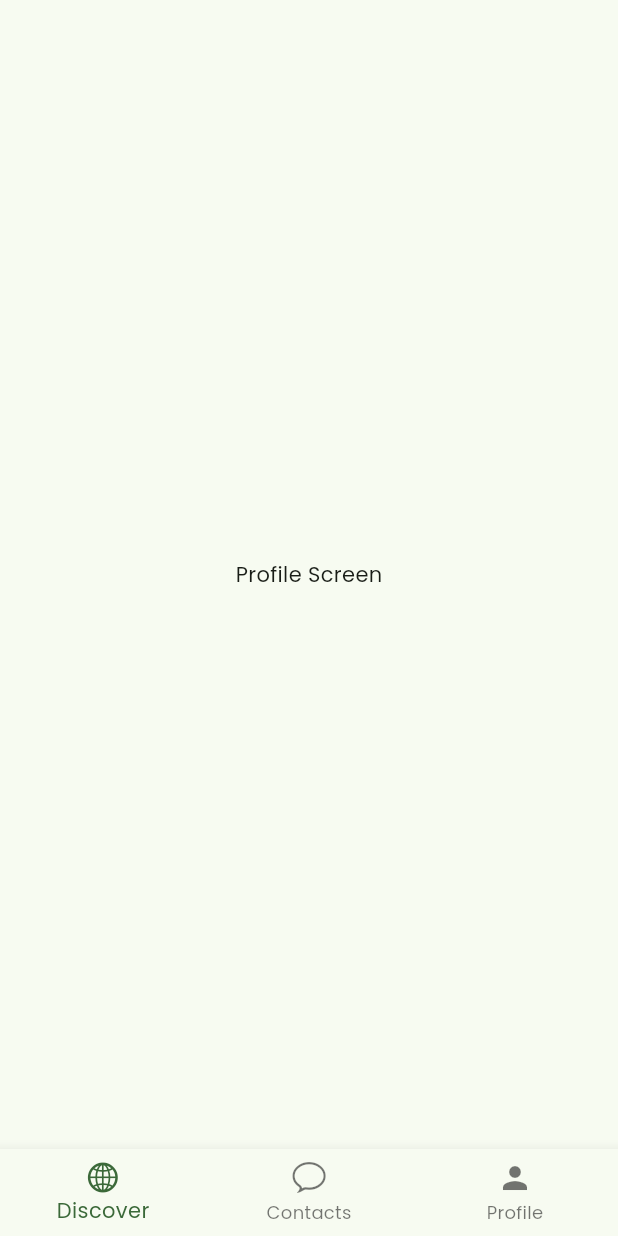
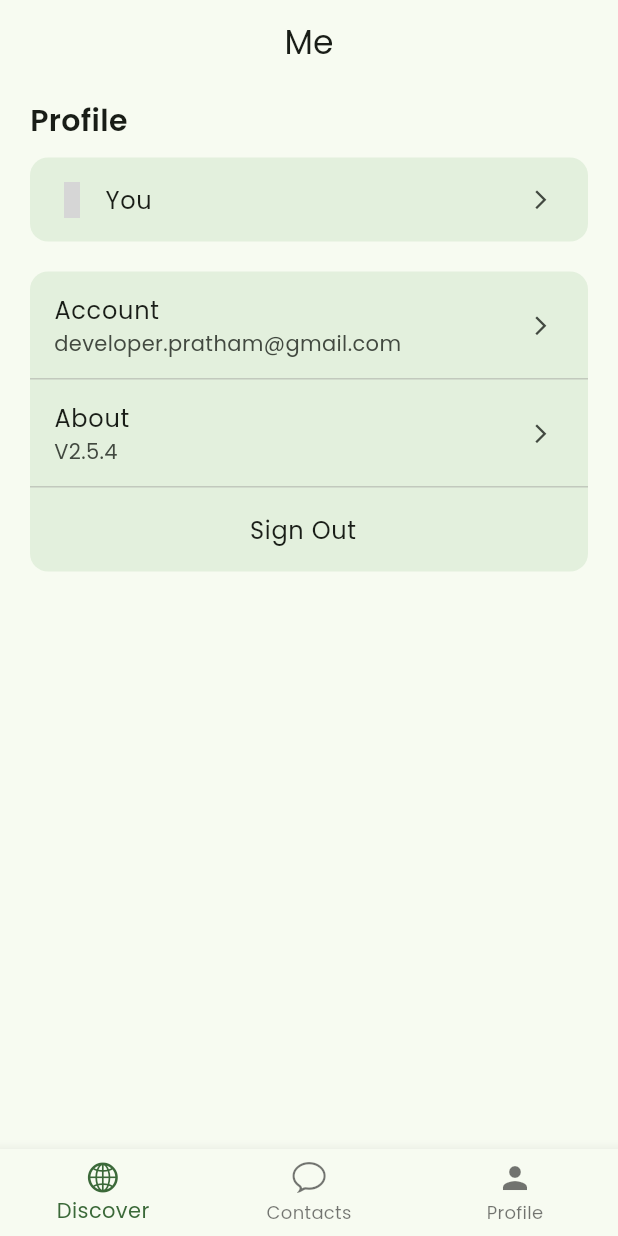
Before and after one commit to pratham-sarankar/twosome_app, a Flutter app: the ProfileScreen screen opened by its route, on a phone screen of 412 x 824 dp. Run offline on Flutter 3.47's test engine with Material 3 defaults, Android fonts, the phone set to English and light mode, and no system bars; our stand-ins replace bloc, bloc_concurrency, connectivity_plus, dartz, equatable, firebase_auth and 8 more; accounts and stored records are empty; network calls fail; grey boxes are pictures that could not be loaded.

Commit message:
Added profile module

```diff
--- a/lib/config/routes/router.dart
+++ b/lib/config/routes/router.dart
@@ -7,6 +7,7 @@ import 'package:twosome_app/features/auth/presentation/bloc/auth_bloc.dart';
 import 'package:twosome_app/features/auth/presentation/screens/forgot_password_screen.dart';
 import 'package:twosome_app/features/auth/presentation/screens/login_screen.dart';
 import 'package:twosome_app/features/auth/presentation/screens/signup_screen.dart';
+import 'package:twosome_app/features/contacts/presentation/screens/contacts_screen.dart';
 import 'package:twosome_app/features/home/presentation/screens/home_screen.dart';
 import 'package:twosome_app/features/profile/presentation/screens/profile_screen.dart';
 import 'package:twosome_app/features/spaces/presentation/screens/discover_screen.dart';
@@ -47,8 +48,17 @@ class AppRouter {
             builder: (context, state) => DiscoverScreen(),
           ),
           GoRoute(
+            path: Routes.contacts,
+            builder: (context, state) => ContactsScreen(),
+          ),
+          GoRoute(
             path: Routes.profile,
-            builder: (context, state) => ProfileScreen(),
+            builder: (context, state) => MultiBlocProvider(
+              providers: [
+                BlocProvider(create: (context) => sl<AuthBloc>()),
+              ],
+              child: ProfileScreen(),
+            ),
           ),
         ],
       ),
@@ -57,7 +67,7 @@ class AppRouter {
     // Redirection Logic
     redirect: (context, state) {
       final isAuthenticated = FirebaseAuth.instance.currentUser != null;
-      final isLoggingIn = state.uri.path == Routes.login;
+      final isLoggingIn = state.uri.path.startsWith(Routes.auth);
 
       // If unauthenticated and not on login/signup, redirect to login
       if (!isAuthenticated && !isLoggingIn) {
@@ -66,13 +76,17 @@ class AppRouter {
 
       // If authenticated and trying to go to login, redirect to /home/discover
       if (isAuthenticated && isLoggingIn) {
-        return Routes
-            .discover; // Redirect authenticated users to /home/discover
+        return Routes.discover;
       }
 
-      // If going to /home (direct access), redirect to /home/spaces
+      // If going to Routes.home, redirect to Routes.discover
       if (state.uri.path == Routes.home) {
-        return Routes.discover; // Redirect /home to /home/spaces
+        return Routes.discover;
+      }
+
+      // If going to Routes.auth, redirect to Routes.login
+      if (state.uri.path == Routes.auth) {
+        return Routes.login;
       }
 
       return null; // No redirection needed
--- a/lib/config/routes/routes.dart
+++ b/lib/config/routes/routes.dart
@@ -1,11 +1,13 @@
 class Routes {
   // Unauthenticated Routes
-  static const String login = '/login';
-  static const String signup = '/signup';
-  static const String forgotPassword = '/forgot-password';
+  static const String auth  = '/auth';
+  static const String login = '$auth/login';
+  static const String signup = '$auth/signup';
+  static const String forgotPassword = '$auth/forgot-password';
 
   // Authenticated Routes
   static const String home = '/home';
   static const String discover = '$home/discover';
+  static const String contacts = '$home/contacts';
   static const String profile = '$home/profile';
 }
--- a/lib/features/home/presentation/screens/home_screen.dart
+++ b/lib/features/home/presentation/screens/home_screen.dart
@@ -19,6 +19,7 @@ class _HomeScreenState extends State<HomeScreen> {
   int _currentIndex = 0;
   final _tabs = [
     Routes.discover,
+    Routes.contacts,
     Routes.profile,
   ];
 
--- a/lib/features/profile/presentation/screens/profile_screen.dart
+++ b/lib/features/profile/presentation/screens/profile_screen.dart
@@ -1,4 +1,15 @@
 import 'package:flutter/material.dart';
+import 'package:flutter_bloc/flutter_bloc.dart';
+import 'package:go_router/go_router.dart';
+import 'package:google_fonts/google_fonts.dart';
+import 'package:iconly/iconly.dart';
+import 'package:twosome_app/config/routes/routes.dart';
+import 'package:twosome_app/core/presentation/widgets/snackbar_helper.dart';
+import 'package:twosome_app/features/auth/domain/use_cases/sign_out.dart';
+import 'package:twosome_app/features/auth/presentation/bloc/auth_bloc.dart';
+import 'package:twosome_app/features/auth/presentation/bloc/auth_event.dart';
+import 'package:twosome_app/features/auth/presentation/bloc/auth_state.dart';
+import 'package:twosome_app/features/profile/presentation/widgets/signout_confirmation_dialog.dart';
 
 class ProfileScreen extends StatefulWidget {
   const ProfileScreen({super.key});
@@ -10,10 +21,99 @@ class ProfileScreen extends StatefulWidget {
 class _ProfileScreenState extends State<ProfileScreen> {
   @override
   Widget build(BuildContext context) {
-    return Scaffold(
-      body: Center(
-        child: Text("Profile Screen"),
-      ),
-    );
+    return BlocConsumer<AuthBloc, AuthState>(listener: (context, state) {
+      if (state is AuthError) {
+        SnackBarHelper.showError(context, state.message);
+      }
+      if (state is Unauthenticated) {
+        context.go(Routes.login);
+      }
+    }, builder: (context, state) {
+      return Scaffold(
+        appBar: AppBar(
+          title: Text("Me"),
+          centerTitle: true,
+        ),
+        body: ListView(
+          padding: EdgeInsets.symmetric(
+            horizontal: 20,
+            vertical: 10,
+          ),
+          children: [
+            Text(
+              "Profile",
+              style: GoogleFonts.poppins(
+                fontSize: 20,
+                fontWeight: FontWeight.w600,
+              ),
+            ),
+            Card(
+              elevation: 0,
+              margin: EdgeInsets.only(top: 10),
+              color: Theme.of(context)
+                  .colorScheme
+                  .secondaryContainer
+                  .withAlpha(150),
+              clipBehavior: Clip.antiAlias,
+              child: Column(
+                children: [
+                  ListTile(
+                    onTap: () {},
+                    title: Text("You"),
+                    leading: Icon(IconlyLight.profile),
+                    horizontalTitleGap: 10,
+                    trailing: Icon(Icons.arrow_forward_ios, size: 15),
+                  ),
+                ],
+              ),
+            ),
+            const SizedBox(height: 10),
+            Card(
+              elevation: 0,
+              margin: EdgeInsets.only(top: 10),
+              color: Theme.of(context)
+                  .colorScheme
+                  .secondaryContainer
+                  .withAlpha(150),
+              clipBehavior: Clip.antiAlias,
+              child: Column(
+                children: [
+                  ListTile(
+                    onTap: () {},
+                    title: Text("Account"),
+                    subtitle: Text("developer.pratham@gmail.com"),
+                    horizontalTitleGap: 10,
+                    trailing: Icon(Icons.arrow_forward_ios, size: 15),
+                  ),
+                  const Divider(height: 0, thickness: 1),
+                  ListTile(
+                    onTap: () {},
+                    title: Text("About"),
+                    subtitle: Text("V2.5.4"),
+                    horizontalTitleGap: 10,
+                    trailing: Icon(Icons.arrow_forward_ios, size: 15),
+                  ),
+                  const Divider(height: 0, thickness: 1),
+                  ListTile(
+                    onTap: () async {
+                      final result = await showDialog(
+                        context: context,
+                        builder: (context) {
+                          return SignoutConfirmationDialog();
+                        },
+                      );
+                      if (context.mounted && result == true) {
+                        context.read<AuthBloc>().add(SignOutEvent());
+                      }
+                    },
+                    title: Center(child: Text("Sign Out")),
+                  )
+                ],
+              ),
+            ),
+          ],
+        ),
+      );
+    });
   }
 }
```
Also changed, not shown: lib/features/contacts/presentation/screens/contacts_screen.dart (added, +19 -0 lines), lib/features/profile/presentation/widgets/signout_confirmation_dialog.dart (added, +28 -0 lines).
